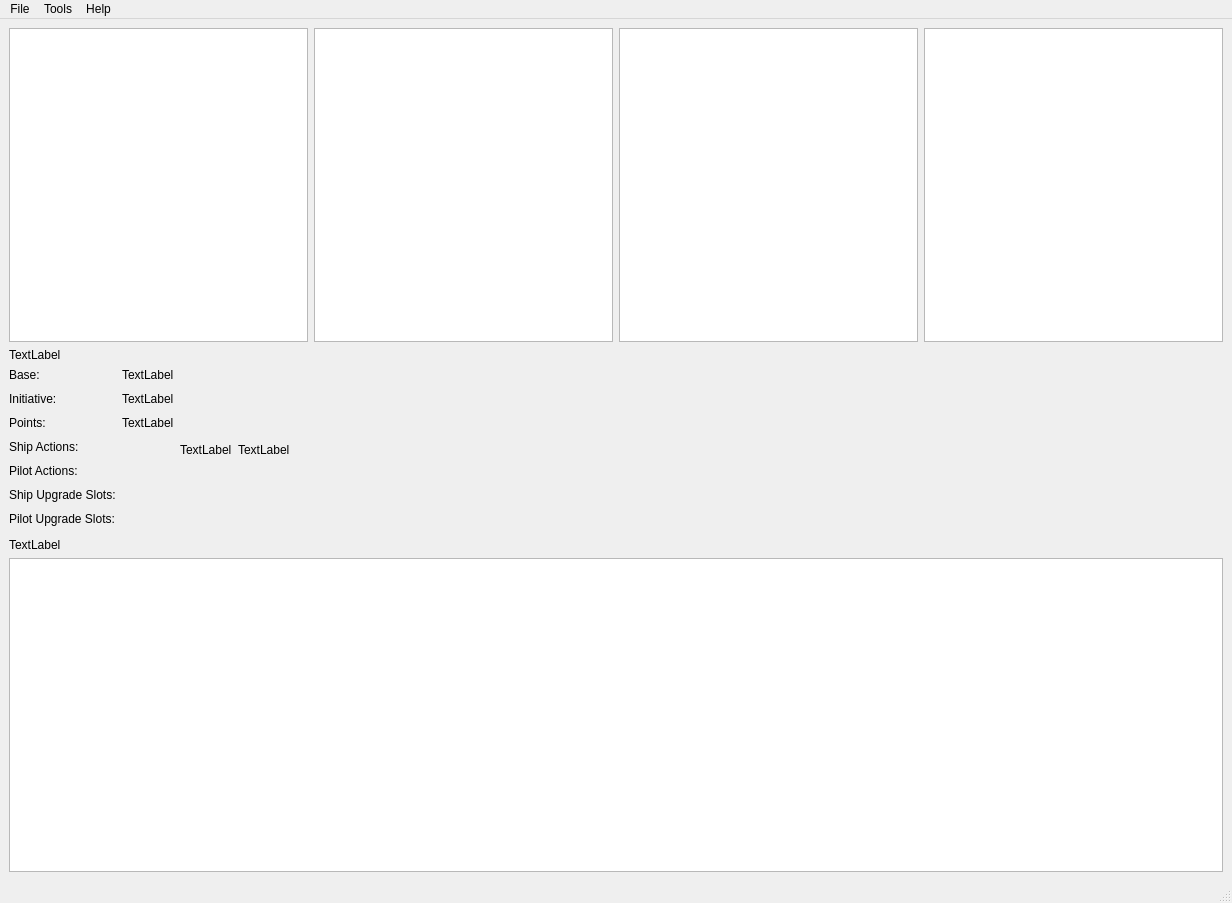
The window that qt_designer/main_window.ui (flipperlord/x-wing-squad-builder) describes before a commit, drawn with Qt 5.
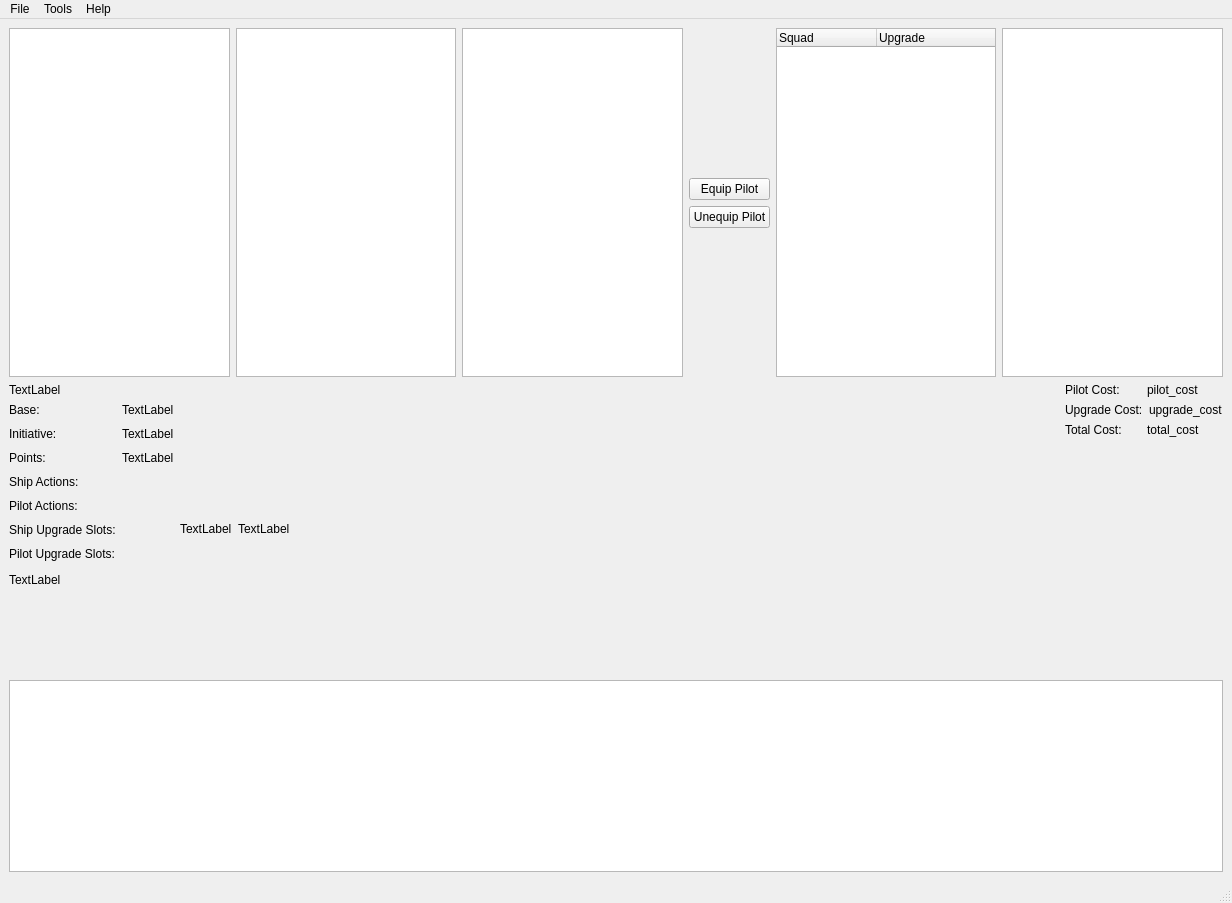
The same window after the commit. Icons and pictures are not drawn.

Commit message: equip squad updates and upgrade form updates

What changed in the file:
```diff
--- a/qt_designer/main_window.ui
+++ b/qt_designer/main_window.ui
@@ -18,9 +18,9 @@
     <normaloff>:/images/icon.png</normaloff>:/images/icon.png</iconset>
   </property>
   <widget class="QWidget" name="centralwidget">
-   <layout class="QGridLayout" name="gridLayout">
+   <layout class="QGridLayout" name="gridLayout" rowstretch="6,5,0">
     <item row="0" column="0">
-     <layout class="QHBoxLayout" name="data_view_layout" stretch="0,0,0,0">
+     <layout class="QHBoxLayout" name="data_view_layout" stretch="0,0,0,0,0,0">
       <item>
        <widget class="QListWidget" name="faction_list_widget">
         <property name="toolTip">
@@ -58,6 +58,64 @@
         </property>
        </widget>
       </item>
+      <item>
+       <layout class="QVBoxLayout" name="verticalLayout">
+        <item>
+         <spacer name="verticalSpacer">
+          <property name="orientation">
+           <enum>Qt::Vertical</enum>
+          </property>
+          <property name="sizeHint" stdset="0">
+           <size>
+            <width>20</width>
+            <height>40</height>
+           </size>
+          </property>
+         </spacer>
+        </item>
+        <item>
+         <widget class="QPushButton" name="equip_pilot_push_button">
+          <property name="text">
+           <string>Equip Pilot</string>
+          </property>
+         </widget>
+        </item>
+        <item>
+         <widget class="QPushButton" name="unequip_pilot_push_button">
+          <property name="text">
+           <string>Unequip Pilot</string>
+          </property>
+         </widget>
+        </item>
+        <item>
+         <spacer name="verticalSpacer_2">
+          <property name="orientation">
+           <enum>Qt::Vertical</enum>
+          </property>
+          <property name="sizeHint" stdset="0">
+           <size>
+            <width>20</width>
+            <height>40</height>
+           </size>
+          </property>
+         </spacer>
+        </item>
+       </layout>
+      </item>
+      <item>
+       <widget class="QTreeWidget" name="squad_tree_widget">
+        <column>
+         <property name="text">
+          <string>Squad</string>
+         </property>
+        </column>
+        <column>
+         <property name="text">
+          <string>Upgrade</string>
+         </property>
+        </column>
+       </widget>
+      </item>
       <item>
        <widget class="QListWidget" name="upgrade_list_widget">
         <property name="toolTip">
@@ -192,6 +250,19 @@
           </property>
          </widget>
         </item>
+        <item>
+         <spacer name="verticalSpacer_4">
+          <property name="orientation">
+           <enum>Qt::Vertical</enum>
+          </property>
+          <property name="sizeHint" stdset="0">
+           <size>
+            <width>20</width>
+            <height>40</height>
+           </size>
+          </property>
+         </spacer>
+        </item>
        </layout>
       </item>
       <item>
@@ -233,6 +304,77 @@
         </property>
        </spacer>
       </item>
+      <item>
+       <layout class="QVBoxLayout" name="verticalLayout_2">
+        <item>
+         <layout class="QHBoxLayout" name="horizontalLayout_2">
+          <item>
+           <widget class="QLabel" name="label">
+            <property name="text">
+             <string>Pilot Cost:</string>
+            </property>
+           </widget>
+          </item>
+          <item>
+           <widget class="QLabel" name="total_pilot_cost_label">
+            <property name="text">
+             <string>pilot_cost</string>
+            </property>
+           </widget>
+          </item>
+         </layout>
+        </item>
+        <item>
+         <layout class="QHBoxLayout" name="horizontalLayout_3">
+          <item>
+           <widget class="QLabel" name="label_2">
+            <property name="text">
+             <string>Upgrade Cost:</string>
+            </property>
+           </widget>
+          </item>
+          <item>
+           <widget class="QLabel" name="total_upgrade_cost">
+            <property name="text">
+             <string>upgrade_cost</string>
+            </property>
+           </widget>
+          </item>
+         </layout>
+        </item>
+        <item>
+         <layout class="QHBoxLayout" name="horizontalLayout_4">
+          <item>
+           <widget class="QLabel" name="label_3">
+            <property name="text">
+             <string>Total Cost:</string>
+            </property>
+           </widget>
+          </item>
+          <item>
+           <widget class="QLabel" name="total_cost_label">
+            <property name="text">
+             <string>total_cost</string>
+            </property>
+           </widget>
+          </item>
+         </layout>
+        </item>
+        <item>
+         <spacer name="verticalSpacer_3">
+          <property name="orientation">
+           <enum>Qt::Vertical</enum>
+          </property>
+          <property name="sizeHint" stdset="0">
+           <size>
+            <width>20</width>
+            <height>40</height>
+           </size>
+          </property>
+         </spacer>
+        </item>
+       </layout>
+      </item>
      </layout>
     </item>
    </layout>
```
The commit also changes 13 other files.
